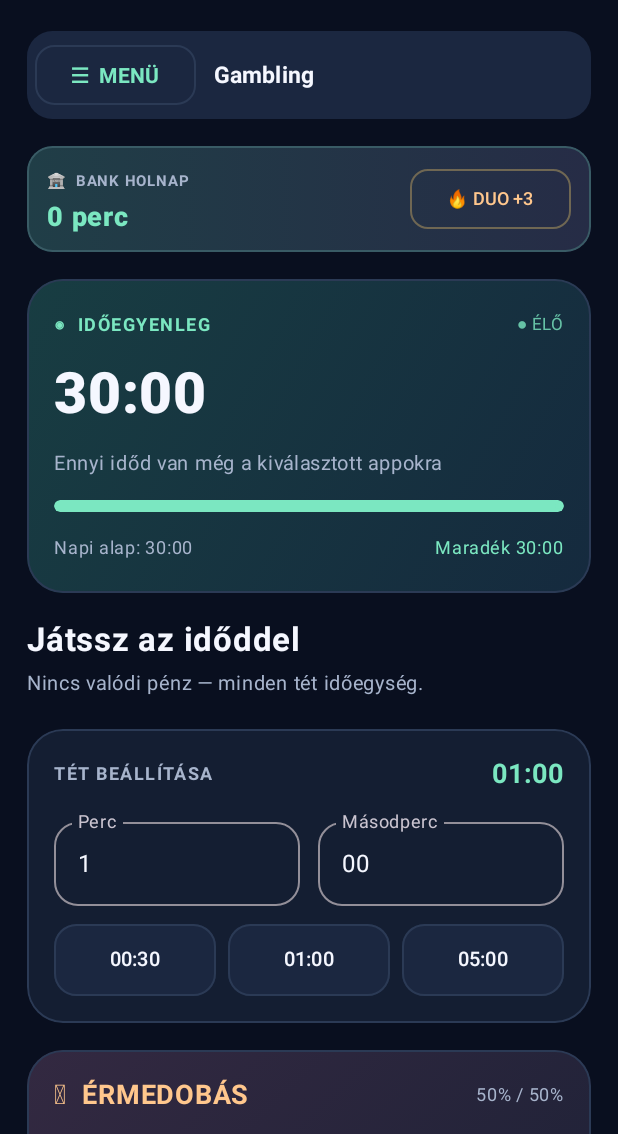
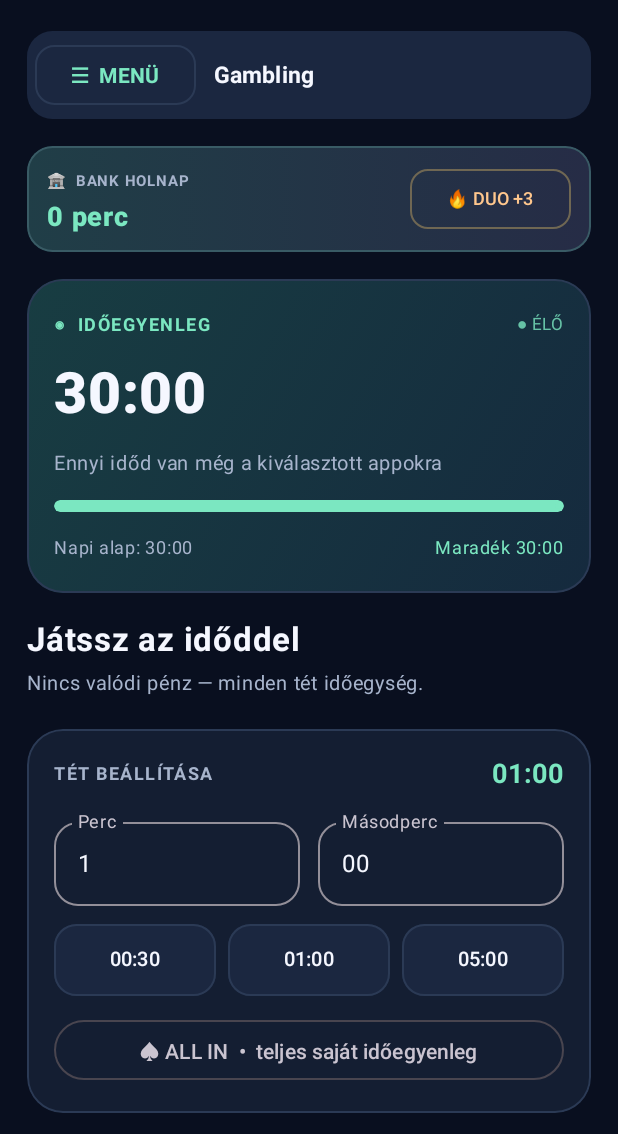
Before and after one commit to hattjano-collab/Fokusz, an Android app built with Jetpack Compose: the screen it shows after launch (MainActivity), on a phone screen of 412 x 824 dp, the part 102-1236 px from its top. Run offline under Robolectric (Android 15) with nearby library versions, the phone set to English and light mode, and no system bars; libraries missing offline, so code that uses them is left out: com.google.android.gms.

Commit message:
Connect Firebase remote teams, Xeropan reward and confirmed ALL IN to Fókusz 2.6

```diff
--- a/app/src/main/java/hu/fokusz/MainActivity.kt
+++ b/app/src/main/java/hu/fokusz/MainActivity.kt
@@ -279,7 +279,7 @@ class MainActivity : ComponentActivity() {
 @Composable fun FokuszApp(openTab:Int = -1) {
     val ctx = LocalContext.current
     var tab by rememberSaveable { mutableStateOf(0) }
-    LaunchedEffect(openTab) { if(openTab in 0..9) tab=openTab }
+    LaunchedEffect(openTab) { if(openTab in 0..10) tab=openTab }
     LaunchedEffect(Unit) { updateFokuszTheme(FocusPrefs.theme(ctx)) }
     var bal by remember { mutableStateOf(Store.bal(ctx)) }
     var isRunning by remember { mutableStateOf(FocusService.isRunning) }
@@ -288,6 +288,7 @@ class MainActivity : ComponentActivity() {
 
     var minutes by rememberSaveable { mutableStateOf("1") }
     var seconds by rememberSaveable { mutableStateOf("00") }
+    var confirmAllIn by remember { mutableStateOf(false) }
     val m = minutes.toIntOrNull()
     val s = seconds.toIntOrNull()
     val stake = if (m != null && s != null && m in 0..999 && s in 0..59) m * 60 + s else 0
@@ -480,7 +481,8 @@ class MainActivity : ComponentActivity() {
                         Triple(6,"⚙","Beállítások"),
                         Triple(7,"▦","Naptár"),
                         Triple(8,"🔥","Duolingo"),
-                        Triple(9,"👥","Csapatok")
+                        Triple(9,"👥","Csapatok"),
+                        Triple(10,"📚","Xeropan")
                     ).forEach { (id,symbol,label) ->
                         NavigationDrawerItem(
                             label={Text(symbol + "   " + label,color=if(tab==id)Mint else White)},
@@ -593,6 +595,31 @@ class MainActivity : ComponentActivity() {
                             onClick = { if (!live) { minutes = (v / 60).toString(); seconds = String.format(Locale.ROOT, "%02d", v % 60) } }
                         )
                     }
+                }
+                OutlinedButton(onClick={confirmAllIn=true},
+                    enabled=bal>0&&!live&&!coinFlipping,
+                    modifier=Modifier.fillMaxWidth()) {
+                    Text("♠ ALL IN  •  teljes saját időegyenleg")
+                }
+                if(confirmAllIn) {
+                    androidx.compose.material3.AlertDialog(
+                        onDismissRequest={confirmAllIn=false},
+                        title={Text("ALL IN – megerősítés")},
+                        text={Text("Biztosan a teljes "+clock(bal)+
+                            " saját képernyőidődet szeretnéd kockáztatni? A csapatidőre ez nem vonatkozik.")},
+                        confirmButton={
+                            androidx.compose.material3.TextButton(onClick={
+                                minutes=(bal/60).toString()
+                                seconds=String.format(Locale.ROOT,"%02d",bal%60)
+                                confirmAllIn=false
+                            }){Text("IGEN, ALL IN")}
+                        },
+                        dismissButton={
+                            androidx.compose.material3.TextButton(onClick={confirmAllIn=false}) {
+                                Text("MÉGSEM")
+                            }
+                        }
+                    )
                 }
                 if (!wagerValid) {
                     Text(
@@ -791,10 +818,12 @@ class MainActivity : ComponentActivity() {
             DuolingoPanel()
         }
         else if(tab==9) {
-            TeamPanel()
+            CloudTeamPanel()
+        } else if(tab==10) {
+            XeropanPanel()
         }
         Spacer(Modifier.height(14.dp))
-        Text("FÓKUSZ  •  2.5", color = Muted.copy(alpha = .6f),
+        Text("FÓKUSZ  •  2.6", color = Muted.copy(alpha = .6f),
             modifier = Modifier.fillMaxWidth(), textAlign = TextAlign.Center, fontSize = 11.sp)
         Spacer(Modifier.height(8.dp))
     }
```
